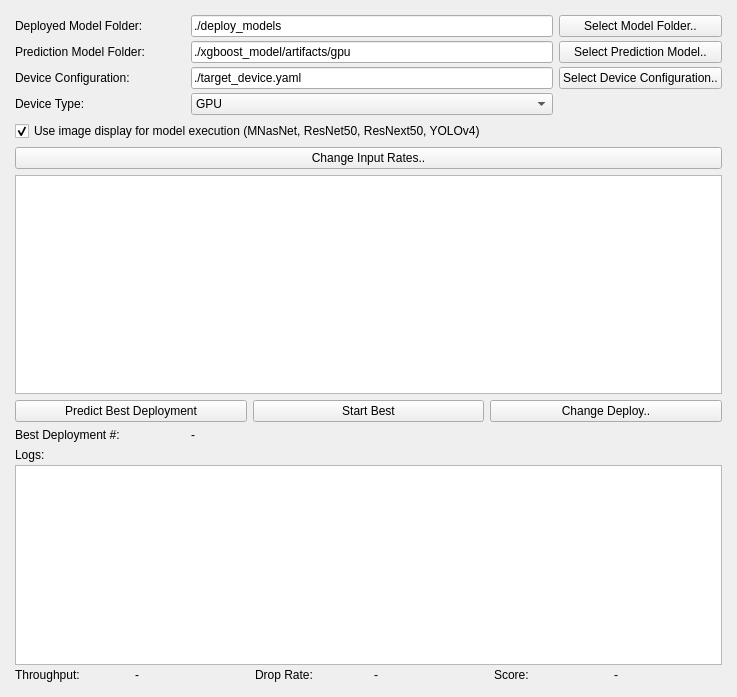
Old version of the form best_deploy_finder_executor.ui in the repository misunyu/multimodel-scheduling.
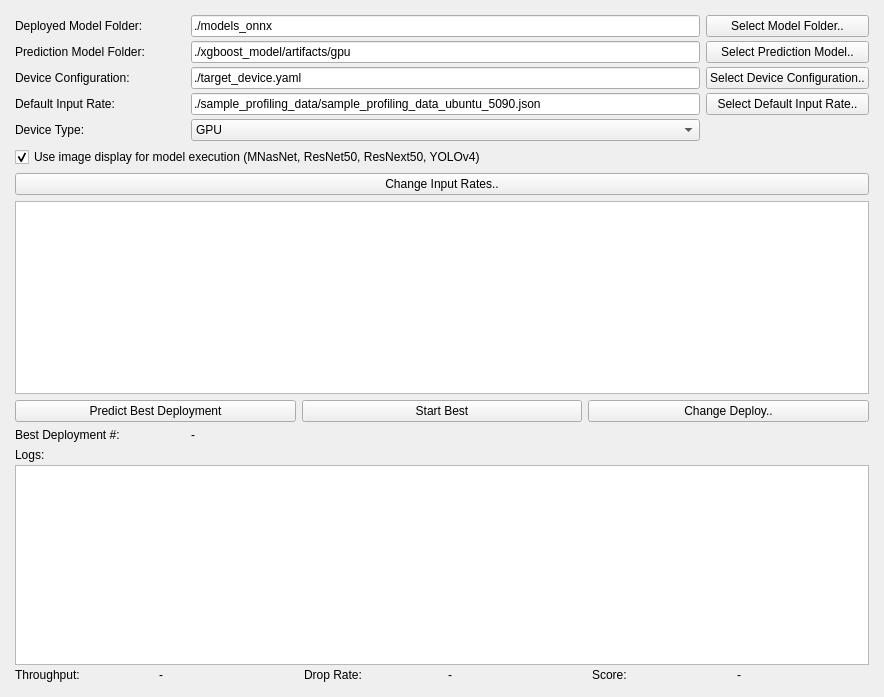
New version of the form.

Commit message: Refactor model loading logic and streamline prediction workflows

```diff
--- a/best_deploy_finder_executor.ui
+++ b/best_deploy_finder_executor.ui
@@ -6,7 +6,7 @@
    <rect>
     <x>0</x>
     <y>0</y>
-    <width>737</width>
+    <width>884</width>
     <height>697</height>
    </rect>
   </property>
@@ -49,36 +49,10 @@
         <property name="verticalSpacing">
          <number>4</number>
         </property>
-        <item row="1" column="1">
-         <widget class="QLineEdit" name="prediction_model_input">
+        <item row="0" column="2">
+         <widget class="QLineEdit" name="deployment_model_input">
           <property name="text">
-           <string>./xgboost_model/artifacts/gpu</string>
-          </property>
-         </widget>
-        </item>
-        <item row="2" column="0">
-         <widget class="QLabel" name="label_device_configuration">
-          <property name="minimumSize">
-           <size>
-            <width>170</width>
-            <height>0</height>
-           </size>
-          </property>
-          <property name="maximumSize">
-           <size>
-            <width>120</width>
-            <height>16777215</height>
-           </size>
-          </property>
-          <property name="text">
-           <string>Device Configuration:</string>
-          </property>
-         </widget>
-        </item>
-        <item row="2" column="1">
-         <widget class="QLineEdit" name="device_config_input">
-          <property name="text">
-           <string>./target_device.yaml</string>
+           <string>./models_onnx</string>
           </property>
          </widget>
         </item>
@@ -101,52 +75,7 @@
           </property>
          </widget>
         </item>
-        <item row="0" column="1">
-         <widget class="QLineEdit" name="deployment_model_input">
-          <property name="text">
-           <string>./deploy_models</string>
-          </property>
-         </widget>
-        </item>
-        <item row="1" column="0">
-         <widget class="QLabel" name="label_prediction_model">
-          <property name="minimumSize">
-           <size>
-            <width>170</width>
-            <height>0</height>
-           </size>
-          </property>
-          <property name="maximumSize">
-           <size>
-            <width>120</width>
-            <height>16777215</height>
-           </size>
-          </property>
-          <property name="text">
-           <string>Prediction Model Folder:</string>
-          </property>
-         </widget>
-        </item>
-        <item row="1" column="2">
-         <widget class="QPushButton" name="prediction_model_browse_button">
-          <property name="minimumSize">
-           <size>
-            <width>140</width>
-            <height>0</height>
-           </size>
-          </property>
-          <property name="maximumSize">
-           <size>
-            <width>180</width>
-            <height>16777215</height>
-           </size>
-          </property>
-          <property name="text">
-           <string>Select Prediction Model..</string>
-          </property>
-         </widget>
-        </item>
-        <item row="0" column="2">
+        <item row="0" column="3">
          <widget class="QPushButton" name="deploy_model_browse_button">
           <property name="minimumSize">
            <size>
@@ -166,25 +95,39 @@
          </widget>
         </item>
         <item row="2" column="2">
-         <widget class="QPushButton" name="device_conf_browse_button">
+         <widget class="QLineEdit" name="device_config_input">
+          <property name="text">
+           <string>./target_device.yaml</string>
+          </property>
+         </widget>
+        </item>
+        <item row="2" column="0">
+         <widget class="QLabel" name="label_device_configuration">
           <property name="minimumSize">
            <size>
-            <width>140</width>
+            <width>170</width>
             <height>0</height>
            </size>
           </property>
           <property name="maximumSize">
            <size>
-            <width>180</width>
+            <width>120</width>
             <height>16777215</height>
            </size>
           </property>
           <property name="text">
-           <string>Select Device Configuration..</string>
+           <string>Device Configuration:</string>
           </property>
          </widget>
         </item>
-        <item row="3" column="0">
+        <item row="1" column="2">
+         <widget class="QLineEdit" name="prediction_model_input">
+          <property name="text">
+           <string>./xgboost_model/artifacts/gpu</string>
+          </property>
+         </widget>
+        </item>
+        <item row="4" column="0">
          <widget class="QLabel" name="label_device_type">
           <property name="minimumSize">
            <size>
@@ -203,7 +146,33 @@
           </property>
          </widget>
         </item>
-        <item row="3" column="1">
+        <item row="1" column="0">
+         <widget class="QLabel" name="label_prediction_model">
+          <property name="minimumSize">
+           <size>
+            <width>170</width>
+            <height>0</height>
+           </size>
+          </property>
+          <property name="maximumSize">
+           <size>
+            <width>120</width>
+            <height>16777215</height>
+           </size>
+          </property>
+          <property name="text">
+           <string>Prediction Model Folder:</string>
+          </property>
+         </widget>
+        </item>
+        <item row="3" column="0">
+         <widget class="QLabel" name="label_default_input">
+          <property name="text">
+           <string>Default Input Rate:</string>
+          </property>
+         </widget>
+        </item>
+        <item row="4" column="2">
          <widget class="QComboBox" name="device_type_combo">
           <item>
            <property name="text">
@@ -217,6 +186,58 @@
           </item>
          </widget>
         </item>
+        <item row="2" column="3">
+         <widget class="QPushButton" name="device_conf_browse_button">
+          <property name="minimumSize">
+           <size>
+            <width>140</width>
+            <height>0</height>
+           </size>
+          </property>
+          <property name="maximumSize">
+           <size>
+            <width>180</width>
+            <height>16777215</height>
+           </size>
+          </property>
+          <property name="text">
+           <string>Select Device Configuration..</string>
+          </property>
+         </widget>
+        </item>
+        <item row="1" column="3">
+         <widget class="QPushButton" name="prediction_model_browse_button">
+          <property name="minimumSize">
+           <size>
+            <width>140</width>
+            <height>0</height>
+           </size>
+          </property>
+          <property name="maximumSize">
+           <size>
+            <width>180</width>
+            <height>16777215</height>
+           </size>
+          </property>
+          <property name="text">
+           <string>Select Prediction Model..</string>
+          </property>
+         </widget>
+        </item>
+        <item row="3" column="2">
+         <widget class="QLineEdit" name="lineEdit_default_input_file">
+          <property name="text">
+           <string>./sample_profiling_data/sample_profiling_data_ubuntu_5090.json</string>
+          </property>
+         </widget>
+        </item>
+        <item row="3" column="3">
+         <widget class="QPushButton" name="default_input_rate_button">
+          <property name="text">
+           <string>Select Default Input Rate..</string>
+          </property>
+         </widget>
+        </item>
        </layout>
       </item>
       <item>
```
The commit also changes 9 other files.
